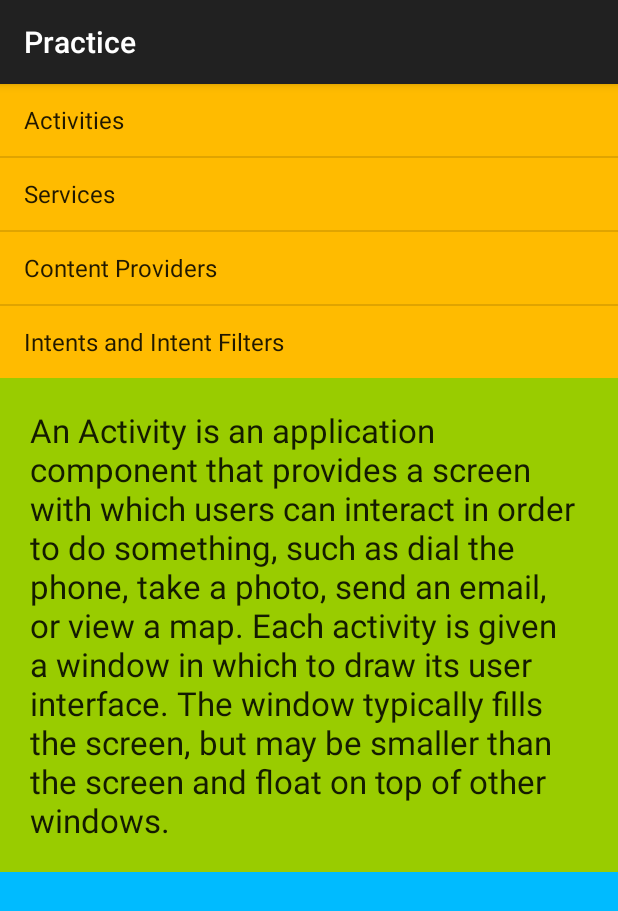
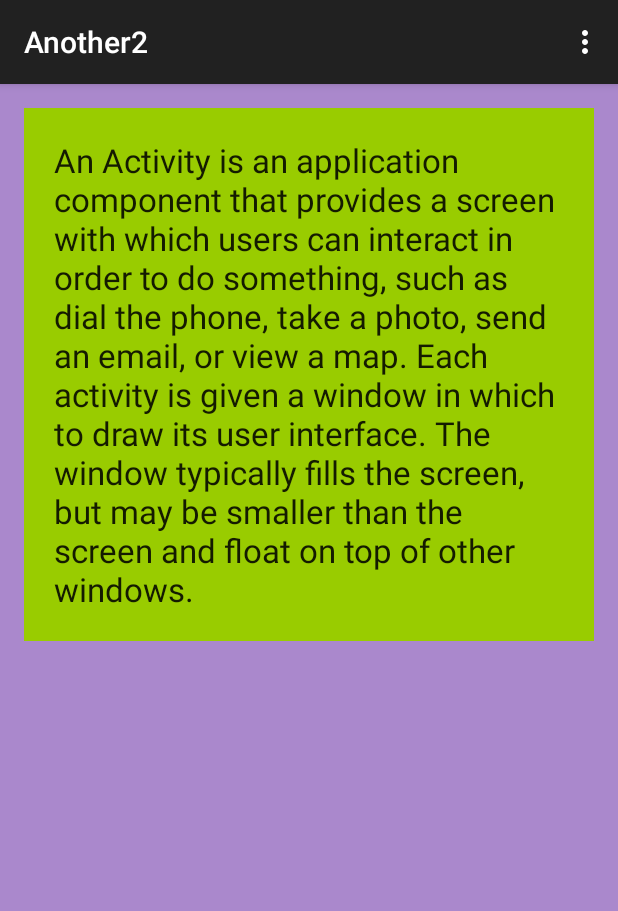
Before and after one commit to sarahsga/Practice_android_slideNerd, an Android app: the screen it shows after launch (MainActivity before the commit, Another2 after it), after a tap on "Activities", on a phone screen of 412 x 824 dp. Shown: the top 911 px of the screen. Run offline under Robolectric (Android 15) with nearby library versions, the phone set to English and light mode, and no system bars.

Commit message:
new activity for details on portrait mode
AnotherActivity.java wasn't working for me for some reason. So i made
another activity called Another2.java and did to it what i was supposed
to do with AnotherActivity.java. It worked!

Also, in Another2.java, make sure you call frag2.changeData() in
onStart(), because when onStart() is called, you are sure that its
Fragments are perfectly ready (fully created). otherwise, the app may
crash

```diff
--- /dev/null
+++ b/app/src/main/java/com/example/sarahahmed/practice/Another2.java
@@ -0,0 +1,74 @@
+package com.example.sarahahmed.practice;
+
+import android.content.Intent;
+import android.os.Bundle;
+import android.support.v4.app.Fragment;
+import android.support.v7.app.ActionBarActivity;
+import android.util.Log;
+import android.view.Menu;
+import android.view.MenuItem;
+
+
+public class Another2 extends ActionBarActivity {
+int pos;
+    MyFragment2 frag2;
+    @Override
+    protected void onCreate(Bundle savedInstanceState) {
+        super.onCreate(savedInstanceState);
+        Log.i("sarah","onCreate Another2");
+        setContentView(R.layout.activity_another2);
+        Log.i("sarah","contentView set Another2");
+        Intent intent = getIntent();
+        Log.i("sarah", "got intent");
+        pos = intent.getIntExtra("pos", 0);
+        Log.i("sarah","got extras");
+        frag2 = (MyFragment2) getFragmentManager().findFragmentById(R.id.fragment2);
+        Log.i("sarah", "frag2 assigned");
+    }
+
+
+    @Override
+    public boolean onCreateOptionsMenu(Menu menu) {
+        // Inflate the menu; this adds items to the action bar if it is present.
+        getMenuInflater().inflate(R.menu.menu_another2, menu);
+        return true;
+    }
+
+    @Override
+    protected void onStart() {
+        super.onStart();
+        Log.i("sarah", "onStart() another 2");
+        frag2.changeData(pos);
+        Log.i("sarah", "data changed");
+    }
+
+    @Override
+    public void onAttachFragment(android.app.Fragment fragment) {
+        super.onAttachFragment(fragment);
+        Log.i("sarah", "fragment attached");
+    }
+
+    @Override
+    public void onAttachFragment(Fragment fragment) {
+        super.onAttachFragment(fragment);
+        Log.i("sarah", "fragment attached");
+
+        frag2.changeData(pos);
+        Log.i("sarah", "data changed");
+    }
+
+    @Override
+    public boolean onOptionsItemSelected(MenuItem item) {
+        // Handle action bar item clicks here. The action bar will
+        // automatically handle clicks on the Home/Up button, so long
+        // as you specify a parent activity in AndroidManifest.xml.
+        int id = item.getItemId();
+
+        //noinspection SimplifiableIfStatement
+        if (id == R.id.action_settings) {
+            return true;
+        }
+
+        return super.onOptionsItemSelected(item);
+    }
+}
--- a/app/src/main/java/com/example/sarahahmed/practice/MainActivity.java
+++ b/app/src/main/java/com/example/sarahahmed/practice/MainActivity.java
@@ -1,23 +1,38 @@
 package com.example.sarahahmed.practice;
 
 import android.app.FragmentManager;
+import android.content.Intent;
 import android.os.Bundle;
 import android.support.v7.app.ActionBarActivity;
+import android.util.Log;
 
 
-public class MainActivity extends ActionBarActivity implements Communicator{
+public class MainActivity extends ActionBarActivity implements MyFragment.Communicator{
     FragmentManager manager;
     MyFragment2 frag2;
+    MyFragment frag;
     @Override
     protected void onCreate(Bundle savedInstanceState) {
         super.onCreate(savedInstanceState);
         setContentView(R.layout.activity_main);
         manager = getFragmentManager();
+        frag = (MyFragment) manager.findFragmentById(R.id.fragment);
+        frag.setCommunicator(this);
     }
 
     @Override
     public void respond(int pos) {
         frag2 = (MyFragment2) manager.findFragmentById(R.id.fragment2);
-        frag2.changeData(pos);
+        Log.e("sarah", "inside respond()");
+        if  (frag2 != null && frag2.isVisible()) {
+            Log.e("sarah","landscape");
+            frag2.changeData(pos);
+        }
+        else {
+            Log.e("sarah","Portrait");
+            Intent intent = new Intent(this,Another2.class);
+            intent.putExtra("pos", pos);
+            startActivity(intent);
+        }
     }
 }
--- a/app/src/main/java/com/example/sarahahmed/practice/MyFragment.java
+++ b/app/src/main/java/com/example/sarahahmed/practice/MyFragment.java
@@ -3,6 +3,7 @@ package com.example.sarahahmed.practice;
 import android.app.Activity;
 import android.app.Fragment;
 import android.os.Bundle;
+import android.util.Log;
 import android.view.LayoutInflater;
 import android.view.View;
 import android.view.ViewGroup;
@@ -31,11 +32,19 @@ public class MyFragment extends Fragment implements AdapterView.OnItemClickListe
     @Override
     public void onAttach(Activity activity) {
         super.onAttach(activity);
-        comm = (Communicator) activity;
     }
 
     @Override
     public void onItemClick(AdapterView<?> parent, View view, int position, long id) {
+        Log.e("sarah", "item clicked");
         comm.respond(position);
     }
+
+    public interface Communicator {
+        public abstract void respond(int pos);
+    }
+
+    public void setCommunicator(Communicator c) {
+        comm = c;
+    }
 }
--- a/app/src/main/java/com/example/sarahahmed/practice/MyFragment2.java
+++ b/app/src/main/java/com/example/sarahahmed/practice/MyFragment2.java
@@ -3,6 +3,7 @@ package com.example.sarahahmed.practice;
 import android.app.Fragment;
 import android.content.res.Resources;
 import android.os.Bundle;
+import android.util.Log;
 import android.view.LayoutInflater;
 import android.view.View;
 import android.view.ViewGroup;
@@ -17,22 +18,27 @@ public class MyFragment2 extends Fragment {
 
     @Override
     public void onCreate(Bundle savedInstanceState) {
+        Log.i("sarah", "onCreate 2");
         super.onCreate(savedInstanceState);
         if ( savedInstanceState == null) {
+            Log.i("sarah", "savedInstanceState 2 == null");
             txt = "Choose an item from the list";
         }
         else {
+            Log.i("sarah", "savedInstanceState 2 != null");
             txt = savedInstanceState.getString("descrip", "Choose an item from the list");
         }
     }
 
     @Override
     public View onCreateView(LayoutInflater inflater, ViewGroup container, Bundle savedInstanceState) {
+        Log.i("sarah", "inflating 2");
         return  inflater.inflate(R.layout.layout_my_2, container, false);
     }
 
     @Override
     public void onActivityCreated(Bundle savedInstanceState) {
+        Log.i("sarah", "onActivityCreated 2");
         super.onActivityCreated(savedInstanceState);
 
         text = (TextView) getActivity().findViewById(R.id.textView);
--- /dev/null
+++ b/app/src/main/res/layout/activity_another2.xml
@@ -0,0 +1,18 @@
+<RelativeLayout xmlns:android="http://schemas.android.com/apk/res/android"
+    xmlns:tools="http://schemas.android.com/tools" android:layout_width="match_parent"
+    android:layout_height="match_parent" android:paddingLeft="@dimen/activity_horizontal_margin"
+    android:paddingRight="@dimen/activity_horizontal_margin"
+    android:paddingTop="@dimen/activity_vertical_margin"
+    android:paddingBottom="@dimen/activity_vertical_margin"
+    android:background="#AA88cc"
+    tools:context="com.example.sarahahmed.practice.Another2">
+
+
+    <fragment
+        android:layout_width="match_parent"
+        android:layout_height="wrap_content"
+        android:name="com.example.sarahahmed.practice.MyFragment2"
+        android:id="@+id/fragment2"
+        android:layout_alignParentTop="true"
+        android:layout_centerHorizontal="true" />
+</RelativeLayout>
--- a/app/src/main/res/layout/activity_main.xml
+++ b/app/src/main/res/layout/activity_main.xml
@@ -13,9 +13,4 @@
         android:name="com.example.sarahahmed.practice.MyFragment"
         android:id="@+id/fragment" />
 
-    <fragment
-        android:layout_width="match_parent"
-        android:layout_height="wrap_content"
-        android:name="com.example.sarahahmed.practice.MyFragment2"
-        android:id="@+id/fragment2" />
 </LinearLayout>
--- /dev/null
+++ b/app/src/main/res/menu/menu_another2.xml
@@ -0,0 +1,7 @@
+<menu xmlns:android="http://schemas.android.com/apk/res/android"
+    xmlns:app="http://schemas.android.com/apk/res-auto"
+    xmlns:tools="http://schemas.android.com/tools"
+    tools:context="com.example.sarahahmed.practice.Another2">
+    <item android:id="@+id/action_settings" android:title="@string/action_settings"
+        android:orderInCategory="100" app:showAsAction="never" />
+</menu>
--- a/app/src/main/res/values/strings.xml
+++ b/app/src/main/res/values/strings.xml
@@ -12,7 +12,6 @@
         <item>Content Providers</item>
         <item>Intents and Intent Filters</item>
     </string-array>
-
     <string-array name="descriptions">
         <item>An Activity is an application component that provides a screen with which users can interact in order to do something, such as dial the phone, take a photo, send an email, or view a map. Each activity is given a window in which to draw its user interface. The window typically fills the screen, but may be smaller than the screen and float on top of other windows.</item>
         <item>A Service is an application component that can perform long-running operations in the background and does not provide a user interface. </item>
@@ -25,4 +24,7 @@
 
     If you want to receive a result from the activity when it finishes, call startActivityForResult(). </item>
     </string-array>
+
+    <string name="title_activity_another2">Another2</string>
+
 </resources>
```
Also changed, not shown: app/src/main/AndroidManifest.xml (+7 -0 lines), app/src/main/java/com/example/sarahahmed/practice/AnotherActivity.java (added, +42 -0 lines), app/src/main/java/com/example/sarahahmed/practice/Communicator.java (deleted, +0 -8 lines), app/src/main/res/layout/activity_another.xml (added, +12 -0 lines), 3 other files.
